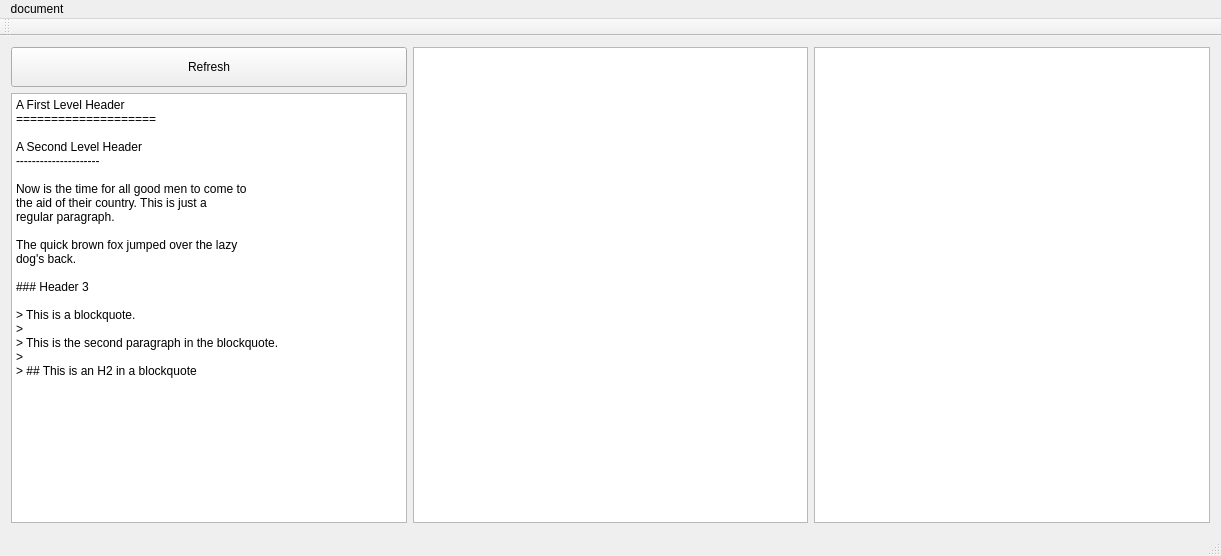
First picture: the form in MainWindow.ui, repository themasch/QtMarkdown, before the edit.
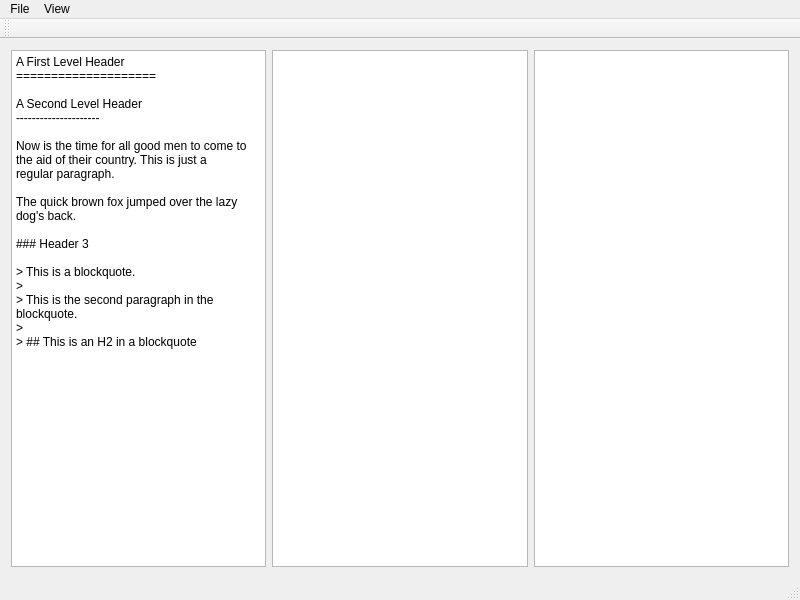
Second picture: the form after the edit.

Commit message: added some nice icons, a config header and a readme

```diff
--- a/MainWindow.ui
+++ b/MainWindow.ui
@@ -6,34 +6,25 @@
    <rect>
     <x>0</x>
     <y>0</y>
-    <width>1221</width>
-    <height>556</height>
+    <width>800</width>
+    <height>600</height>
    </rect>
   </property>
+  <property name="sizePolicy">
+   <sizepolicy hsizetype="Expanding" vsizetype="Expanding">
+    <horstretch>0</horstretch>
+    <verstretch>0</verstretch>
+   </sizepolicy>
+  </property>
   <property name="windowTitle">
    <string>MainWindow</string>
   </property>
   <widget class="QWidget" name="centralWidget">
    <layout class="QHBoxLayout" name="horizontalLayout">
     <item>
-     <layout class="QVBoxLayout" name="verticalLayout">
-      <item>
-       <widget class="QPushButton" name="pushButton">
-        <property name="minimumSize">
-         <size>
-          <width>0</width>
-          <height>40</height>
-         </size>
-        </property>
-        <property name="text">
-         <string>Refresh</string>
-        </property>
-       </widget>
-      </item>
-      <item>
-       <widget class="QPlainTextEdit" name="plainTextEdit">
-        <property name="plainText">
-         <string>A First Level Header
+     <widget class="QPlainTextEdit" name="plainTextEdit">
+      <property name="plainText">
+       <string>A First Level Header
 ====================
 
 A Second Level Header
@@ -53,10 +44,8 @@
 &gt; This is the second paragraph in the blockquote.
 &gt;
 &gt; ## This is an H2 in a blockquote</string>
-        </property>
-       </widget>
-      </item>
-     </layout>
+      </property>
+     </widget>
     </item>
     <item>
      <widget class="QTextBrowser" name="textBrowser"/>
@@ -67,23 +56,42 @@
    </layout>
   </widget>
   <widget class="QMenuBar" name="menuBar">
+   <property name="enabled">
+    <bool>true</bool>
+   </property>
    <property name="geometry">
     <rect>
      <x>0</x>
      <y>0</y>
-     <width>1221</width>
+     <width>800</width>
      <height>20</height>
     </rect>
    </property>
    <widget class="QMenu" name="menuDocument">
     <property name="title">
-     <string>document</string>
+     <string>File</string>
     </property>
     <addaction name="actionRefresh_2"/>
    </widget>
+   <widget class="QMenu" name="menuView">
+    <property name="title">
+     <string>View</string>
+    </property>
+    <addaction name="actionHide_Debug"/>
+   </widget>
    <addaction name="menuDocument"/>
+   <addaction name="menuView"/>
   </widget>
   <widget class="QToolBar" name="mainToolBar">
+   <property name="enabled">
+    <bool>true</bool>
+   </property>
+   <property name="minimumSize">
+    <size>
+     <width>0</width>
+     <height>20</height>
+    </size>
+   </property>
    <attribute name="toolBarArea">
     <enum>TopToolBarArea</enum>
    </attribute>
```
Left out of the diff: 5 changed lines with no effect on the pictures. The commit also changes 5 other files.
